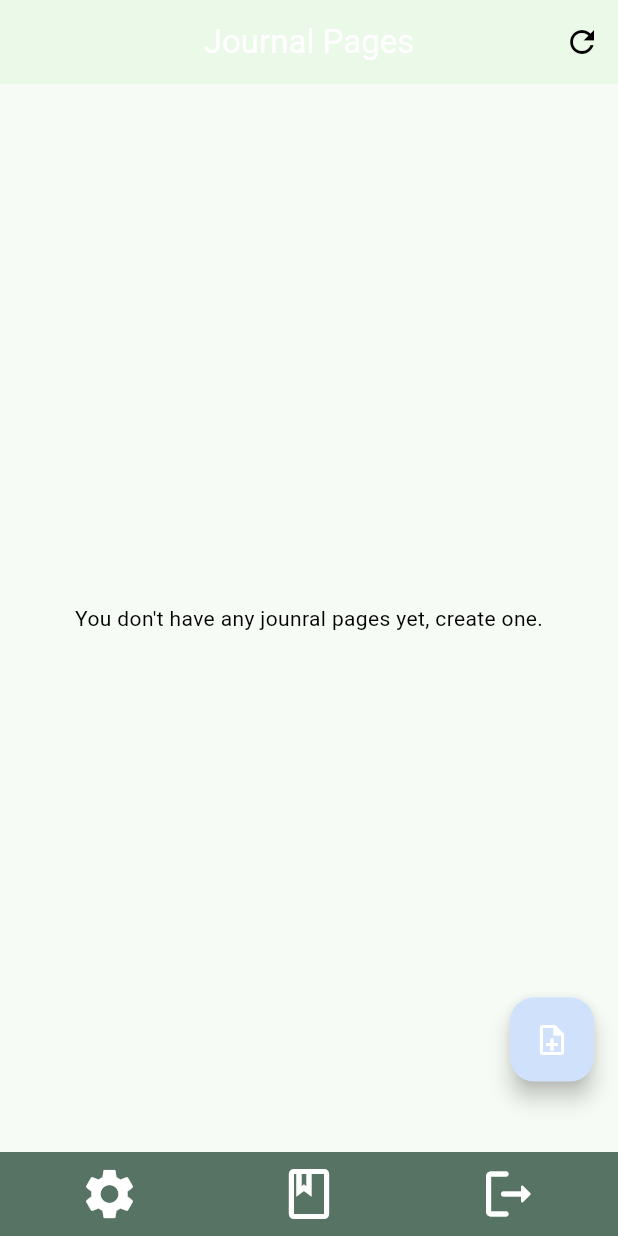
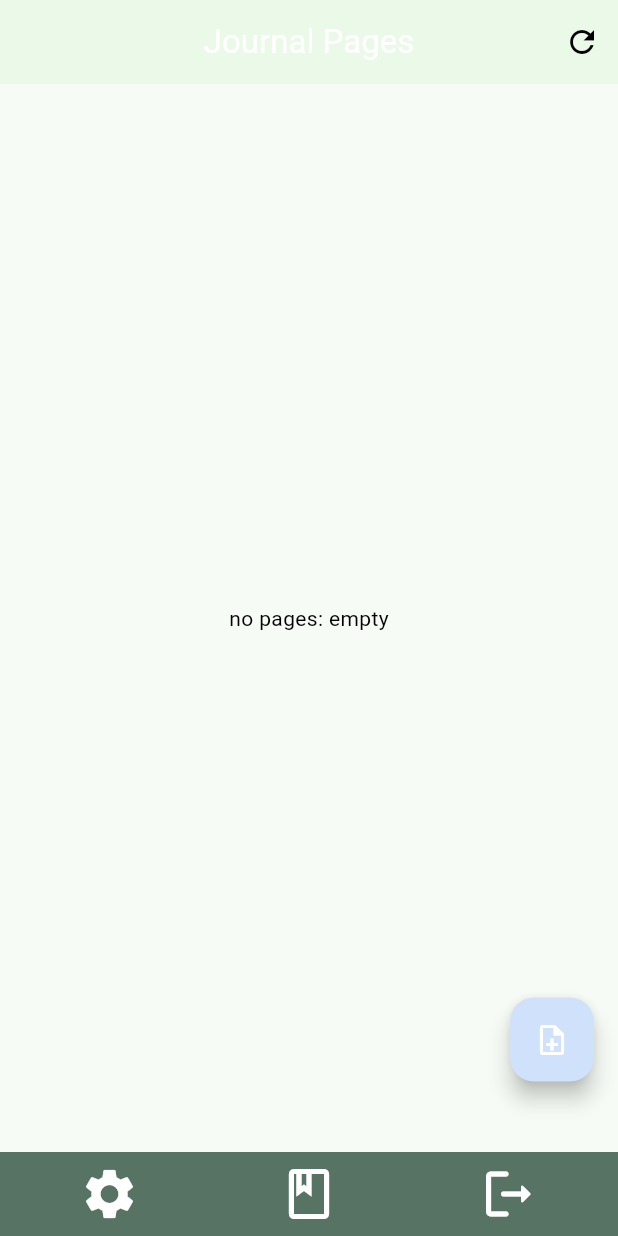
Before and after one commit to Palpeleno/CSC4360MAD_PWs, a Flutter app: the screen it shows after launch, on a phone screen of 412 x 824 dp. Run offline on Flutter 3.47's test engine with Material 3 defaults, Android fonts, the phone set to English and light mode, and no system bars; our stand-ins replace firebase_auth, firebase_core, google_fonts, image_picker, sqflite, sqflite_common and 2 more; missing offline and left inert: stream; accounts and stored records are empty.

Commit message:
pproject is complete navigation works , images works, databse works, slection to edit created notes works,

```diff
--- a/katoria_jmt/lib/db/page_database.dart
+++ b/katoria_jmt/lib/db/page_database.dart
@@ -39,7 +39,7 @@ class PageRepository {
     );
   }
 
-  // function to fetch all pages from the database
+  // function to fetch/retun all pages from the database as list of pages
   static Future<List<MyPage>> getPages() async {
     final db = await _database();
 
--- a/katoria_jmt/lib/view/home/item_page.dart
+++ b/katoria_jmt/lib/view/home/item_page.dart
@@ -102,12 +102,12 @@ class ItemPage extends StatelessWidget {
                 )
               ],
             )),
-            SizedBox(height: 5),
+            SizedBox(width: 10),
 // area for user added image
             if (page.image.isNotEmpty)
               Image.memory(Uint8List.fromList(base64Decode(page.image)),
-                  width: 10, height: 10),
-            SizedBox(height: 10),
+                  width: 50, height: 50),
+            // SizedBox(height: 10),
           ],
         ),
       ),
--- a/katoria_jmt/lib/view/home/journal_entries.dart
+++ b/katoria_jmt/lib/view/home/journal_entries.dart
@@ -22,8 +22,6 @@ class JournalView extends StatefulWidget {
 class _JournalViewState extends State<JournalView> {
   @override
   Widget build(BuildContext context) {
-
-
     return Scaffold(
       appBar: AppBar(
         title: Text(
@@ -39,48 +37,74 @@ class _JournalViewState extends State<JournalView> {
         backgroundColor: Theme.of(context).colorScheme.onBackground,
       ),
       backgroundColor: Theme.of(context).colorScheme.background,
-      body: FutureBuilder<List<MyPage>>(
-        future: PageRepository.getPages(),
-        builder: (context, pageData) {
-          switch (pageData.connectionState) {
-            case ConnectionState.waiting:
-              {
-                return Center(child: CircularProgressIndicator());
+// old body future builder
+      // body: FutureBuilder<List<MyPage>>(
+      //   future: PageRepository.getPages(),
+      //   builder: (context, pageData) {
+      //     switch (pageData.connectionState) {
+      //       case ConnectionState.waiting:
+      //         {
+      //           return Center(child: CircularProgressIndicator());
+      //         }
+      //       case ConnectionState.done:
+      //         {
+      //           // ignore: unrelated_type_equality_checks
+      //           if (pageData.data == null || pageData.data!.isEmpty) {
+      //             return Center(
+      //               child: Text(
+      //                   "You don't have any jounral pages yet, create one."),
+      //             );
+      //           } else {
+      //             return Padding(
+      //               padding: EdgeInsets.all(8.0),
+      //               child: ListView.builder(
+      //                 itemCount: pageData.data!.length,
+      //                 itemBuilder: (context, index) {
+      //                   MyPage page = pageData.data![index];
+      //                   return Card(
+      //                     child: ListTile(
+
+      //                       title: Text(page.title),
+      //                       subtitle: Text(page.description),
+      //                     ),
+      //                   );
+      //                 },
+      //               ),
+      //             );
+      //           }
+      //         }
+      //       default:
+      //         return Center(
+      //           child: Text(
+      //               "Unexpected connection state: ${pageData.connectionState}"),
+      //         );
+      //     }
+      //   },
+
+      //   // new F
+      // ),
+// new future builder
+      body: FutureBuilder(
+          future: PageRepository.getPages(),
+          builder: (context, snapshot) {
+            if (snapshot.connectionState == ConnectionState.done) {
+              if (snapshot.data == null || snapshot.data!.isEmpty) {
+                // check no data or is empty
+                return Center(
+                  child: Text("no pages: empty"),
+                );
               }
-            case ConnectionState.done:
-              {
-                // ignore: unrelated_type_equality_checks
-                if (pageData.data == null || pageData.data!.isEmpty) {
-                  return Center(
-                    child: Text(
-                        "You don't have any jounral pages yet, create one."),
-                  );
-                } else {
-                  return Padding(
-                    padding: EdgeInsets.all(8.0),
-                    child: ListView.builder(
-                      itemCount: pageData.data!.length,
-                      itemBuilder: (context, index) {
-                        MyPage page = pageData.data![index];
-                        return Card(
-                          child: ListTile(
-                            title: Text(page.title),
-                            subtitle: Text(page.description),
-                          ),
-                        );
-                      },
-                    ),
-                  );
-                }
-              }
-            default:
-              return Center(
-                child: Text(
-                    "Unexpected connection state: ${pageData.connectionState}"),
+              return ListView(
+                padding: EdgeInsets.all(15),
+                children: [
+                  for (var page in snapshot.data!) ItemPage(page: page)
+                ],
               );
-          }
-        },
-      ),
+            } // if the connection state is false
+            return SizedBox();
+          }),
+// new future builder
+      // ,sizedBox(),
       floatingActionButton: FloatingActionButton(
         onPressed: () {
           Navigator.push(
```
Also changed, not shown: katoria_jmt/lib/view/home/addnewpage_view.dart (+11 -9 lines), 1 other file.
